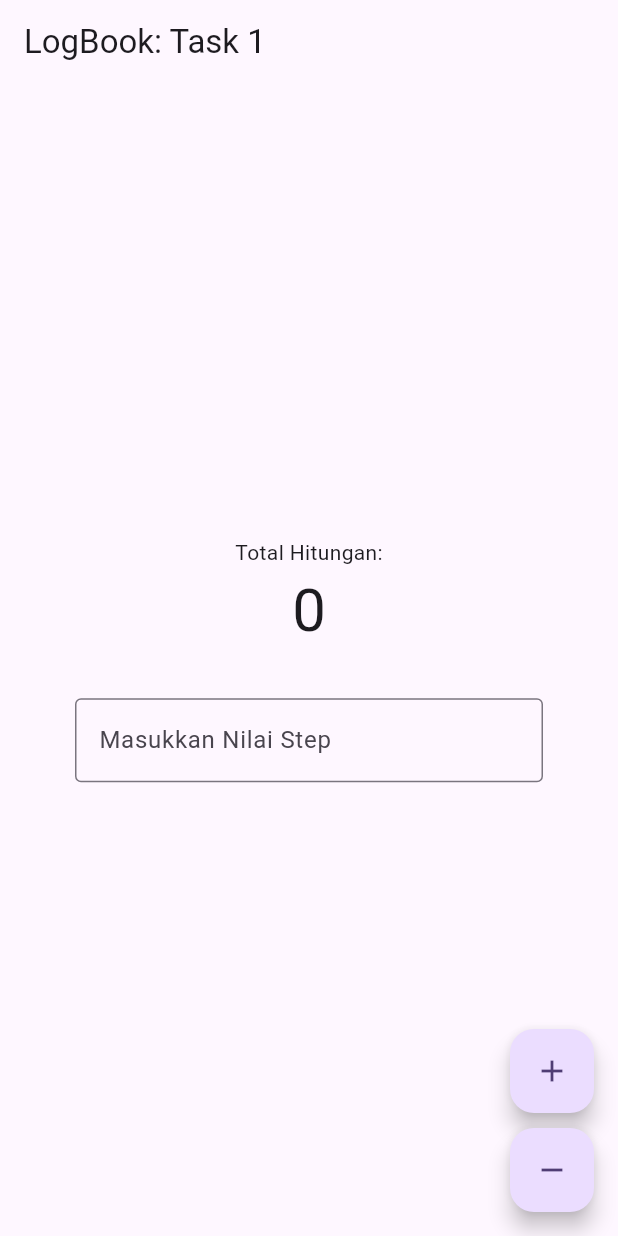
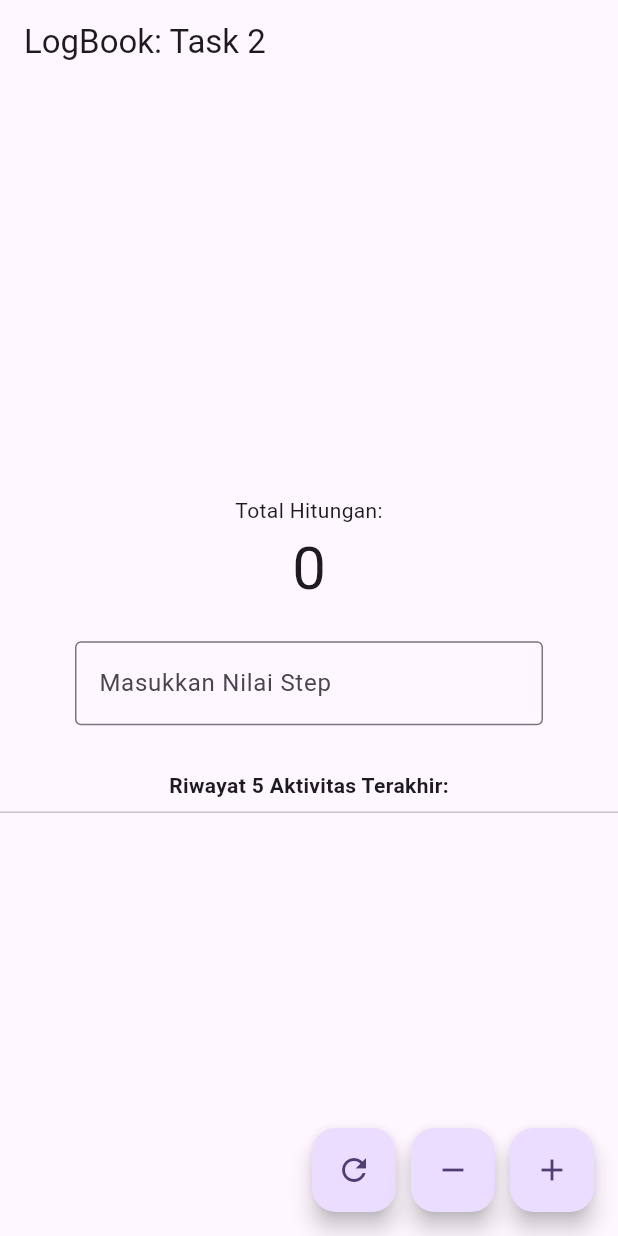
Before and after one commit to alatteee/PY4_2C_D3_2024_Modul1_069, a Flutter app: the screen it shows after launch, on a phone screen of 412 x 824 dp. Run offline on Flutter 3.47's test engine with Material 3 defaults, Android fonts, the phone set to English and light mode, and no system bars.

Commit message:
Task 2: The History Logger (High Order Thinking - HOTS)

```diff
--- a/logbook_app_069/lib/counter_view.dart
+++ b/logbook_app_069/lib/counter_view.dart
@@ -14,14 +14,14 @@ class _CounterViewState extends State<CounterView> {
   @override
   Widget build(BuildContext context) {
     return Scaffold(
-      appBar: AppBar(title: const Text("LogBook: Task 1")),
+      appBar: AppBar(title: const Text("LogBook: Task 2")),
       body: Center(
         child: Column(
           mainAxisAlignment: MainAxisAlignment.center,
           children: [
             const Text("Total Hitungan:"),
             Text('${_controller.value}', style: const TextStyle(fontSize: 40)),
-            const SizedBox(height: 30),
+            const SizedBox(height: 20),
             Padding(
               padding: const EdgeInsets.symmetric(horizontal: 50),
               child: TextField(
@@ -31,27 +31,35 @@ class _CounterViewState extends State<CounterView> {
                   border: OutlineInputBorder(),
                 ),
                 onChanged: (value) {
-                  setState(() {
-                    int inputStep = int.tryParse(value) ?? 1;
-                    _controller.setStep(inputStep);
-                  });
+                  int inputStep = int.tryParse(value) ?? 1;
+                  _controller.setStep(inputStep);
                 },
               ),
             ),
+            const SizedBox(height: 30),
+            const Text("Riwayat 5 Aktivitas Terakhir:",
+                       style: TextStyle(fontWeight: FontWeight.bold)),
+            const Divider(),
+            ..._controller.history.map((log) => Text(log)).toList(),
           ],
         ),
       ),
-      floatingActionButton: Column(
+      floatingActionButton: Row(
         mainAxisAlignment: MainAxisAlignment.end,
         children: [
           FloatingActionButton(
-            onPressed: () => setState(() => _controller.increment()),
-            child: const Icon(Icons.add),
+            onPressed: () => setState(() => _controller.reset()),
+            child: const Icon(Icons.refresh),
           ),
-          const SizedBox(height: 10),
+          const SizedBox(width: 10),
           FloatingActionButton(
             onPressed: () => setState(() => _controller.decrement()),
             child: const Icon(Icons.remove),
+          ),
+          const SizedBox(width: 10),
+          FloatingActionButton(
+            onPressed: () => setState(() => _controller.increment()),
+            child: const Icon(Icons.add),
           ),
         ],
       ),
```
Also changed, not shown: logbook_app_069/lib/counter_controller.dart (+14 -0 lines).
